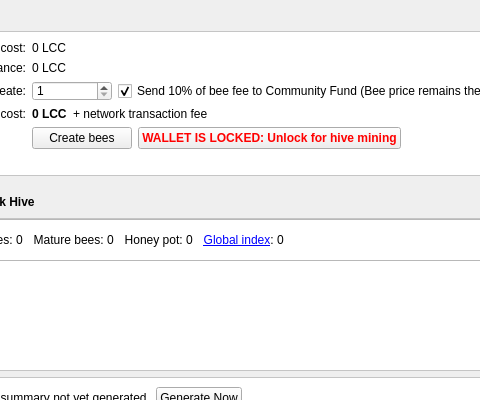
litecoincash-project/litecoincash, file src/qt/forms/hivedialog.ui: the form before one commit; both pictures show x 93 to 573 and y 0 to 400 of the 1000 by 690 pixel window.
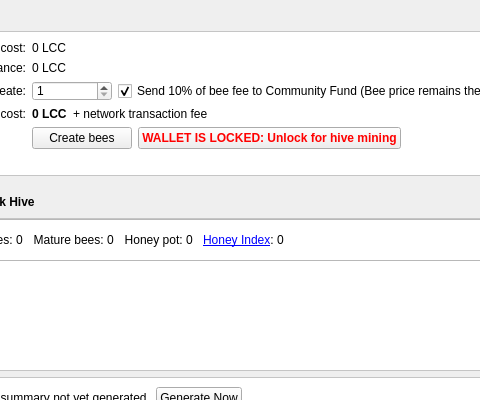
The form after the commit. Icons and pictures are not drawn. Custom widgets are drawn as their Qt base class.

Commit message: fixes for honey index

```diff
--- a/src/qt/forms/hivedialog.ui
+++ b/src/qt/forms/hivedialog.ui
@@ -636,7 +636,7 @@
 to make back their cost. At values below 100, it is expected at all bees will be profitable.</string>
            </property>
            <property name="text">
-            <string>&lt;a href=&quot;https://hive.litecoinca.sh/gi/&quot;&gt;&lt;span style=&quot;text-decoration: underline;&quot;&gt;Global index&lt;/span&gt;&lt;/a&gt;: </string>
+            <string>&lt;a href=&quot;https://hive.litecoinca.sh/gi/&quot;&gt;&lt;span style=&quot;text-decoration: underline;&quot;&gt;Honey Index&lt;/span&gt;&lt;/a&gt;: </string>
            </property>
            <property name="alignment">
             <set>Qt::AlignRight|Qt::AlignTrailing|Qt::AlignVCenter</set>
```
Left out of the diff: 6 changed lines with no effect on the pictures. The commit also changes 2 other files.
